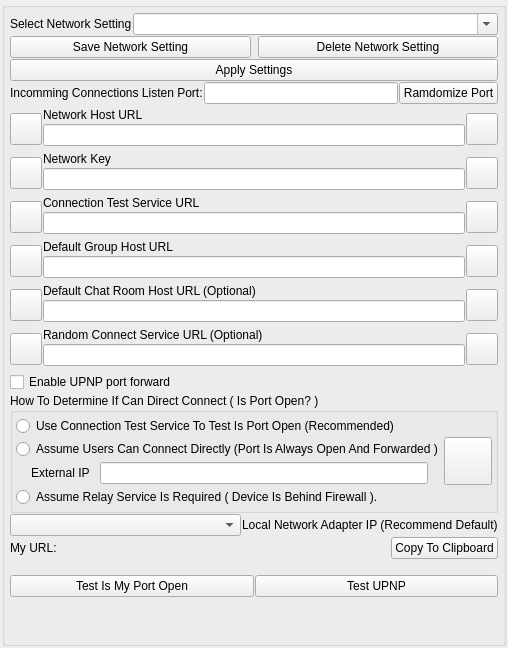
Old version of the form nolimitgui/CommonSrc/Forms/AppletNetworkSettings.ui in the repository nolimitconnect/NoLimitConnect.
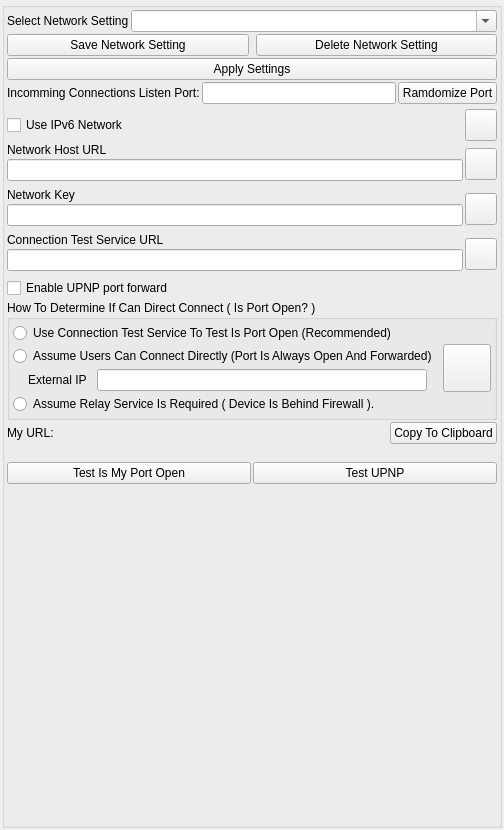
New version of the form. Custom widgets are drawn as their Qt base class.

Diff of the .ui file:
```diff
--- a/nolimitgui/CommonSrc/Forms/AppletNetworkSettings.ui
+++ b/nolimitgui/CommonSrc/Forms/AppletNetworkSettings.ui
@@ -6,8 +6,8 @@
    <rect>
     <x>0</x>
     <y>0</y>
-    <width>487</width>
-    <height>648</height>
+    <width>504</width>
+    <height>830</height>
    </rect>
   </property>
   <property name="windowTitle">
@@ -42,19 +42,19 @@
      </property>
      <layout class="QVBoxLayout" name="verticalLayout_3">
       <property name="spacing">
-       <number>1</number>
+       <number>2</number>
       </property>
       <property name="leftMargin">
-       <number>5</number>
+       <number>2</number>
       </property>
       <property name="topMargin">
-       <number>5</number>
+       <number>2</number>
       </property>
       <property name="rightMargin">
-       <number>5</number>
+       <number>2</number>
       </property>
       <property name="bottomMargin">
-       <number>5</number>
+       <number>2</number>
       </property>
       <item>
        <layout class="QHBoxLayout" name="horizontalLayout_10">
@@ -151,33 +151,53 @@
         </property>
        </spacer>
       </item>
+      <item>
+       <layout class="QHBoxLayout" name="horizontalLayout_16">
+        <property name="spacing">
+         <number>2</number>
+        </property>
+        <item>
+         <widget class="QCheckBox" name="m_UseIpv6Network">
+          <property name="sizePolicy">
+           <sizepolicy hsizetype="Expanding" vsizetype="Fixed">
+            <horstretch>0</horstretch>
+            <verstretch>0</verstretch>
+           </sizepolicy>
+          </property>
+          <property name="text">
+           <string>Use IPv6 Network</string>
+          </property>
+         </widget>
+        </item>
+        <item>
+         <widget class="VxPushButton" name="m_Ipv6InfoButton">
+          <property name="minimumSize">
+           <size>
+            <width>32</width>
+            <height>32</height>
+           </size>
+          </property>
+          <property name="maximumSize">
+           <size>
+            <width>32</width>
+            <height>32</height>
+           </size>
+          </property>
+          <property name="text">
+           <string/>
+          </property>
+          <property name="iconSize">
+           <size>
+            <width>48</width>
+            <height>48</height>
+           </size>
+          </property>
+         </widget>
+        </item>
+       </layout>
+      </item>
       <item>
        <layout class="QHBoxLayout" name="horizontalLayout_4">
-        <item>
-         <widget class="VxPushButton" name="m_NetworkHostButton">
-          <property name="minimumSize">
-           <size>
-            <width>32</width>
-            <height>32</height>
-           </size>
-          </property>
-          <property name="maximumSize">
-           <size>
-            <width>32</width>
-            <height>32</height>
-           </size>
-          </property>
-          <property name="text">
-           <string/>
-          </property>
-          <property name="iconSize">
-           <size>
-            <width>48</width>
-            <height>48</height>
-           </size>
-          </property>
-         </widget>
-        </item>
         <item>
          <layout class="QVBoxLayout" name="verticalLayout_4">
           <property name="spacing">
@@ -234,31 +254,6 @@
       </item>
       <item>
        <layout class="QHBoxLayout" name="horizontalLayout_2">
-        <item>
-         <widget class="VxPushButton" name="m_NetworkKeyButton">
-          <property name="minimumSize">
-           <size>
-            <width>32</width>
-            <height>32</height>
-           </size>
-          </property>
-          <property name="maximumSize">
-           <size>
-            <width>32</width>
-            <height>32</height>
-           </size>
-          </property>
-          <property name="text">
-           <string/>
-          </property>
-          <property name="iconSize">
-           <size>
-            <width>48</width>
-            <height>48</height>
-           </size>
-          </property>
-         </widget>
-        </item>
         <item>
          <layout class="QVBoxLayout" name="verticalLayout">
           <property name="spacing">
@@ -311,31 +306,6 @@
       </item>
       <item>
        <layout class="QHBoxLayout" name="horizontalLayout_6">
-        <item>
-         <widget class="VxPushButton" name="m_ConnectTestHostButton">
-          <property name="minimumSize">
-           <size>
-            <width>32</width>
-            <height>32</height>
-           </size>
-          </property>
-          <property name="maximumSize">
-           <size>
-            <width>32</width>
-            <height>32</height>
-           </size>
-          </property>
-          <property name="text">
-           <string/>
-          </property>
-          <property name="iconSize">
-           <size>
-            <width>48</width>
-            <height>48</height>
-           </size>
-          </property>
-         </widget>
-        </item>
         <item>
          <layout class="QVBoxLayout" name="verticalLayout_6">
           <property name="spacing">
@@ -390,249 +360,6 @@
         </item>
        </layout>
       </item>
-      <item>
-       <layout class="QHBoxLayout" name="horizontalLayout_14">
-        <item>
-         <widget class="VxPushButton" name="m_DefaultGroupHostButton">
-          <property name="minimumSize">
-           <size>
-            <width>32</width>
-            <height>32</height>
-           </size>
-          </property>
-          <property name="maximumSize">
-           <size>
-            <width>32</width>
-            <height>32</height>
-           </size>
-          </property>
-          <property name="text">
-           <string/>
-          </property>
-          <property name="iconSize">
-           <size>
-            <width>48</width>
-            <height>48</height>
-           </size>
-          </property>
-         </widget>
-        </item>
-        <item>
-         <layout class="QVBoxLayout" name="verticalLayout_8">
-          <property name="spacing">
-           <number>2</number>
-          </property>
-          <property name="bottomMargin">
-           <number>5</number>
-          </property>
-          <item>
-           <widget class="QLabel" name="m_GroupHostUrlLabel">
-            <property name="text">
-             <string>Default Group Host URL</string>
-            </property>
-            <property name="alignment">
-             <set>Qt::AlignBottom|Qt::AlignLeading|Qt::AlignLeft</set>
-            </property>
-           </widget>
-          </item>
-          <item>
-           <widget class="QLineEdit" name="m_GroupHostUrlEdit">
-            <property name="maxLength">
-             <number>63</number>
-            </property>
-           </widget>
-          </item>
-         </layout>
-        </item>
-        <item>
-         <widget class="VxPushButton" name="m_DefaultGroupHostUrlInfoButton">
-          <property name="minimumSize">
-           <size>
-            <width>32</width>
-            <height>32</height>
-           </size>
-          </property>
-          <property name="maximumSize">
-           <size>
-            <width>32</width>
-            <height>32</height>
-           </size>
-          </property>
-          <property name="text">
-           <string/>
-          </property>
-          <property name="iconSize">
-           <size>
-            <width>48</width>
-            <height>48</height>
-           </size>
-          </property>
-         </widget>
-        </item>
-       </layout>
-      </item>
-      <item>
-       <layout class="QHBoxLayout" name="horizontalLayout_15">
-        <item>
-         <widget class="VxPushButton" name="m_DefaultChatRoomHostButton">
-          <property name="minimumSize">
-           <size>
-            <width>32</width>
-            <height>32</height>
-           </size>
-          </property>
-          <property name="maximumSize">
-           <size>
-            <width>32</width>
-            <height>32</height>
-           </size>
-          </property>
-          <property name="text">
-           <string/>
-          </property>
-          <property name="iconSize">
-           <size>
-            <width>48</width>
-            <height>48</height>
-           </size>
-          </property>
-         </widget>
-        </item>
-        <item>
-         <layout class="QVBoxLayout" name="verticalLayout_9">
-          <property name="spacing">
-           <number>2</number>
-          </property>
-          <property name="bottomMargin">
-           <number>5</number>
-          </property>
-          <item>
-           <widget class="QLabel" name="m_DefaultChatRoomHostUrlLabel">
-            <property name="text">
-             <string>Default Chat Room Host URL (Optional)</string>
-            </property>
-            <property name="alignment">
-             <set>Qt::AlignBottom|Qt::AlignLeading|Qt::AlignLeft</set>
-            </property>
-           </widget>
-          </item>
-          <item>
-           <widget class="QLineEdit" name="m_DefaultChatRoomHostUrlEdit">
-            <property name="maxLength">
-             <number>63</number>
-            </property>
-           </widget>
-          </item>
-         </layout>
-        </item>
-        <item>
-         <widget class="VxPushButton" name="m_ChatRoomUrlInfoButton">
-          <property name="minimumSize">
-           <size>
-            <width>32</width>
-            <height>32</height>
-           </size>
-          </property>
-          <property name="maximumSize">
-           <size>
-            <width>32</width>
-            <height>32</height>
-           </size>
-          </property>
-          <property name="text">
-           <string/>
-          </property>
-          <property name="iconSize">
-           <size>
-            <width>48</width>
-            <height>48</height>
-           </size>
-          </property>
-         </widget>
-        </item>
-       </layout>
-      </item>
-      <item>
-       <layout class="QHBoxLayout" name="horizontalLayout_13">
-        <item>
-         <widget class="VxPushButton" name="m_RandomConnectButton">
-          <property name="minimumSize">
-           <size>
-            <width>32</width>
-            <height>32</height>
-           </size>
-          </property>
-          <property name="maximumSize">
-           <size>
-            <width>32</width>
-            <height>32</height>
-           </size>
-          </property>
-          <property name="text">
-           <string/>
-          </property>
-          <property name="iconSize">
-           <size>
-            <width>48</width>
-            <height>48</height>
-           </size>
-          </property>
-         </widget>
-        </item>
-        <item>
-         <layout class="QVBoxLayout" name="verticalLayout_7">
-          <property name="spacing">
-           <number>2</number>
-          </property>
-          <property name="bottomMargin">
-           <number>5</number>
-          </property>
-          <item>
-           <widget class="QLabel" name="m_RandomConnectUrlLabel">
-            <property name="text">
-             <string>Random Connect Service URL (Optional)</string>
-            </property>
-            <property name="alignment">
-             <set>Qt::AlignBottom|Qt::AlignLeading|Qt::AlignLeft</set>
-            </property>
-           </widget>
-          </item>
-          <item>
-           <widget class="QLineEdit" name="m_RandomConnectUrlEdit">
-            <property name="maxLength">
-             <number>63</number>
-            </property>
-           </widget>
-          </item>
-         </layout>
-        </item>
-        <item>
-         <widget class="VxPushButton" name="m_RandomConnectUrlInfoButton">
-          <property name="minimumSize">
-           <size>
-            <width>32</width>
-            <height>32</height>
-           </size>
-          </property>
-          <property name="maximumSize">
-           <size>
-            <width>32</width>
-            <height>32</height>
-           </size>
-          </property>
-          <property name="text">
-           <string/>
-          </property>
-          <property name="iconSize">
-           <size>
-            <width>48</width>
-            <height>48</height>
-           </size>
-          </property>
-         </widget>
-        </item>
-       </layout>
-      </item>
       <item>
        <widget class="QCheckBox" name="m_UseUpnpCheckBox">
         <property name="sizePolicy">
@@ -682,7 +409,7 @@
            <item>
             <widget class="QRadioButton" name="AssumeNoProxyRadioButton">
              <property name="text">
-              <string>Assume Users Can Connect Directly (Port Is Always Open And Forwarded )</string>
+              <string>Assume Users Can Connect Directly (Port Is Always Open And Forwarded)</string>
              </property>
             </widget>
            </item>
@@ -750,27 +477,6 @@
         </layout>
        </widget>
       </item>
-      <item>
-       <layout class="QHBoxLayout" name="horizontalLayout_7">
-        <item>
-         <widget class="QComboBox" name="m_LclIpListComboBox">
-          <property name="sizePolicy">
-           <sizepolicy hsizetype="Expanding" vsizetype="Fixed">
-            <horstretch>0</horstretch>
-            <verstretch>0</verstretch>
-           </sizepolicy>
-          </property>
-         </widget>
-        </item>
-        <item>
-         <widget class="QLabel" name="m_LocalAdapterIpLabel">
-          <property name="text">
-           <string>Local Network Adapter IP (Recommend Default)</string>
-          </property>
-         </widget>
-        </item>
-       </layout>
-      </item>
       <item>
        <layout class="QHBoxLayout" name="horizontalLayout_11">
         <item>
```
